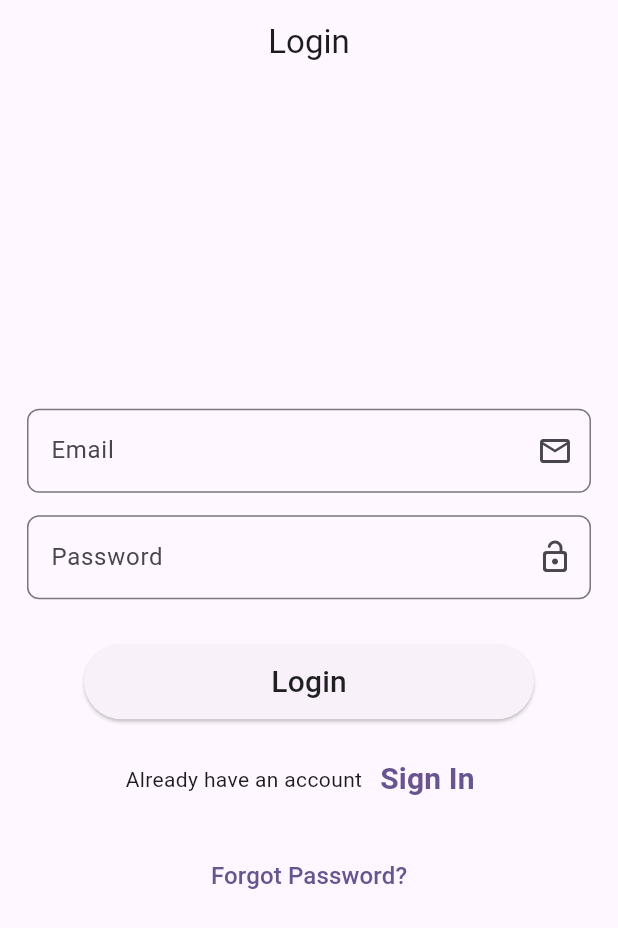
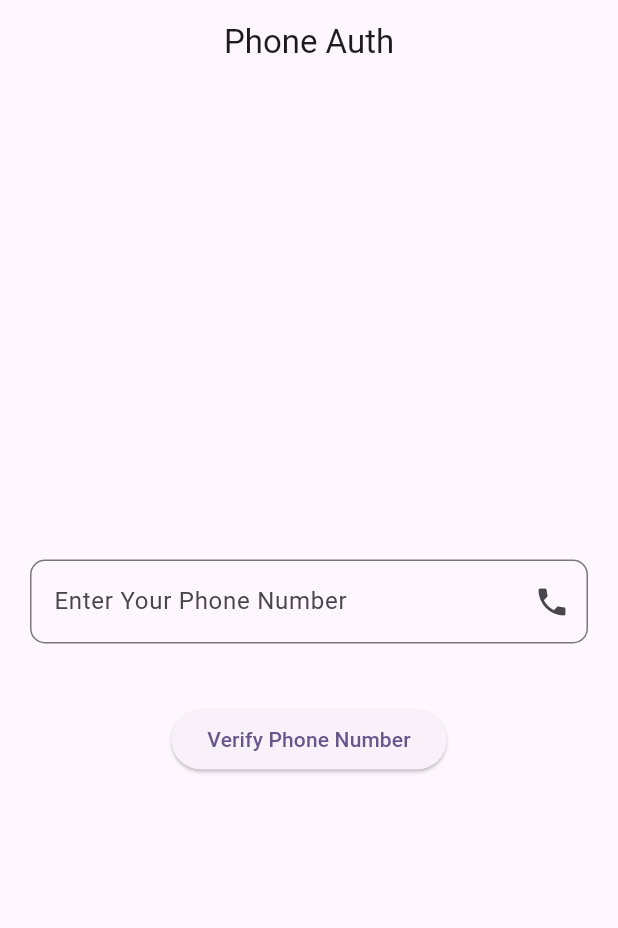
Before and after one commit to Sanket80/Firebase, a Flutter app: the screen it shows after launch, on a phone screen of 412 x 824 dp. Shown: the top 928 px of the screen. Run offline on Flutter 3.47's test engine with Material 3 defaults, Android fonts, the phone set to English and light mode, and no system bars; our stand-ins replace firebase_auth, firebase_core; accounts and stored records are empty.

Commit message:
UI of Phone Authentiacation Done

```diff
--- a/lib/main.dart
+++ b/lib/main.dart
@@ -4,6 +4,7 @@ import 'package:firebase_auth/firebase_auth.dart';
 import 'package:firebase_core/firebase_core.dart';
 import 'package:flutter/material.dart';
 import 'package:test8/loginpage.dart';
+import 'package:test8/phoneauth.dart';
 
 void main() async {
   WidgetsFlutterBinding.ensureInitialized();
@@ -47,7 +48,7 @@ class MyApp extends StatelessWidget {
         colorScheme: ColorScheme.fromSeed(seedColor: Colors.deepPurple),
         useMaterial3: true,
       ),
-      home: LoginPage(),
+      home: PhoneAuth(),
     );
   }
 }
--- /dev/null
+++ b/lib/phoneauth.dart
@@ -0,0 +1,48 @@
+import 'package:flutter/material.dart';
+import 'package:test8/uihelpher.dart';
+
+class PhoneAuth extends StatefulWidget {
+  const PhoneAuth({super.key});
+
+  @override
+  State<PhoneAuth> createState() => _PhoneAuthState();
+}
+
+class _PhoneAuthState extends State<PhoneAuth> {
+
+  TextEditingController phoneController = TextEditingController();
+
+  @override
+  Widget build(BuildContext context) {
+    return Scaffold(
+      appBar: AppBar(
+        title: const Text('Phone Auth'),
+        centerTitle: true,
+      ),
+      body: Column(
+        mainAxisAlignment: MainAxisAlignment.center,
+        children: [
+          Padding(
+            padding: const EdgeInsets.symmetric(horizontal: 20, vertical: 10),
+            child: TextField(
+              controller: phoneController,
+              keyboardType: TextInputType.number,
+              decoration: InputDecoration(
+                hintText: "Enter Your Phone Number",
+                suffixIcon: Icon(Icons.phone),
+                border: OutlineInputBorder(
+                  borderRadius: BorderRadius.circular(10),
+                )
+              ),
+            ),
+          ),
+          SizedBox(
+            height: 30,
+          ),
+          ElevatedButton(onPressed: () {}, child: Text("Verify Phone Number")),
+
+        ],
+      )
+    );
+  }
+}
```
Also changed, not shown: lib/otpscreen.dart (added, +46 -0 lines).
